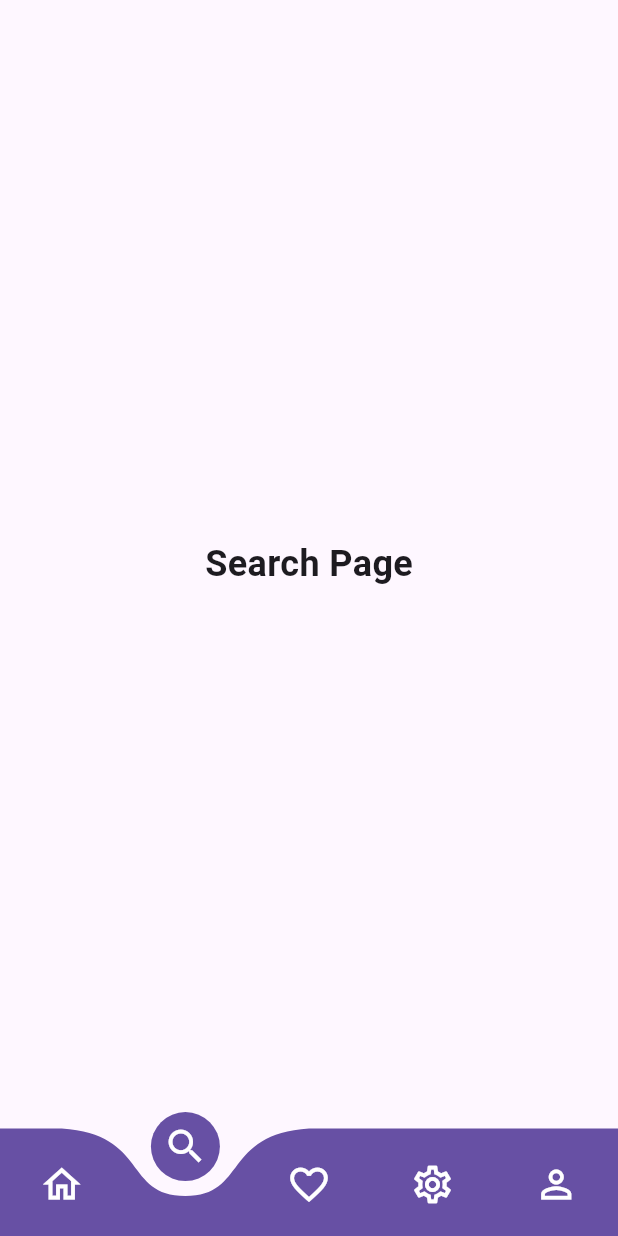
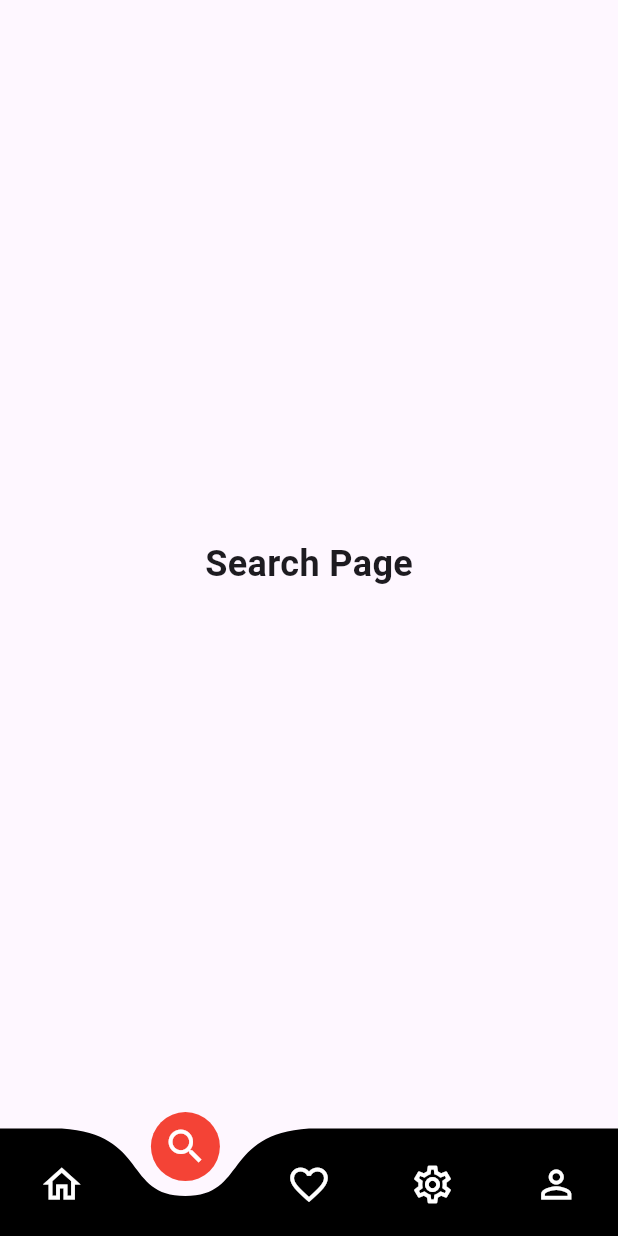
Before and after one commit to sumitmohjay/event_mi_skill_app, a Flutter app: the screen it shows after launch, item 2 of the bottom bar chosen, on a phone screen of 412 x 824 dp. Run offline on Flutter 3.47's test engine with Material 3 defaults, Android fonts, the phone set to English and light mode, and no system bars; drawn by our look-alikes of curved_navigation_bar; our stand-ins replace flutter_screenutil.

Commit message:
update the navigation bar

```diff
--- a/lib/main.dart
+++ b/lib/main.dart
@@ -93,9 +93,9 @@
         items: items,
         index: _selectedIndex,
         height: 60.h,
-        color: Theme.of(context).primaryColor,
-        buttonBackgroundColor: Theme.of(context).primaryColor,
-        backgroundColor: Colors.transparent,
+        color: Colors.black,
+        buttonBackgroundColor: Colors.red,
+        backgroundColor: const Color.fromARGB(0, 22, 107, 110),
         animationCurve: Curves.easeInOut,
         animationDuration: const Duration(milliseconds: 300),
         letIndexChange: (index) => true,
```
